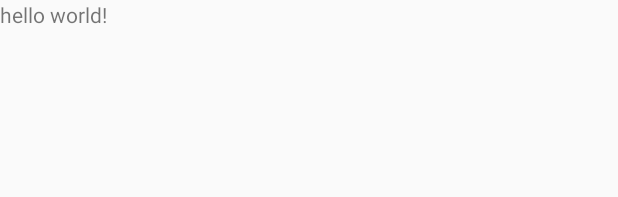
After one commit to zhiyequan/DoDo, an Android app: the layout activity_phone_contacts.xml on its own in the app's theme, with its tools: preview values and no code run, on a phone screen of 412 x 824 dp. The commit adds this screen. Shown: the top 197 px of the screen. Run offline under Robolectric (Android 15) with nearby library versions, the phone set to English and light mode, and no system bars.

Commit message:
手机通讯录好友

```diff
--- a/app/src/main/AndroidManifest.xml
+++ b/app/src/main/AndroidManifest.xml
@@ -96,6 +96,12 @@
                 android:name=".register.ValidateSMS"
                 android:label="@string/app_name"
                 android:screenOrientation="portrait"/>
+        <activity
+            android:name=".main.fragments.friends.PhoneContactActivity"
+            android:label="PhoneContact"
+            android:screenOrientation="portrait" />
+
+        <!--share sdk-->
         <activity
                 android:name="cn.sharesdk.framework.ShareSDKUIShell"
                 android:configChanges="keyboardHidden|orientation|screenSize"
--- a/app/src/main/java/com/bainiaohe/dodo/main/fragments/friends/adapter/FriendListAdapter.java
+++ b/app/src/main/java/com/bainiaohe/dodo/main/fragments/friends/adapter/FriendListAdapter.java
@@ -101,6 +101,11 @@ public class FriendListAdapter extends PinnedHeaderAdapter<Friend> {
             photo.setImageDrawable(mContext.getResources().getDrawable(R.drawable.default_group));
             photo.setTag(Integer.valueOf(position));
             holder.friend = friend;
+        } else if (partition == 0 && position == 2) {
+            photo.setImageDrawable(mContext.getResources().getDrawable(R.drawable.default_group));
+            photo.setTag(Integer.valueOf(position));
+            holder.friend = friend;
+
         } else {
 
             Resource res = friend.getPortraitResource();
--- /dev/null
+++ b/app/src/main/res/layout/activity_phone_contacts.xml
@@ -0,0 +1,12 @@
+<?xml version="1.0" encoding="utf-8"?>
+<LinearLayout xmlns:android="http://schemas.android.com/apk/res/android"
+    android:layout_width="match_parent"
+    android:layout_height="match_parent"
+    android:orientation="vertical">
+
+    <TextView
+        android:layout_width="wrap_content"
+        android:layout_height="wrap_content"
+        android:text="hello world!" />
+
+</LinearLayout>
```
Also changed, not shown: app/src/main/java/com/bainiaohe/dodo/main/fragments/friends/FriendsFragment.java (+19 -6 lines), app/src/main/java/com/bainiaohe/dodo/main/fragments/friends/PhoneContactActivity.java (added, +18 -0 lines).
